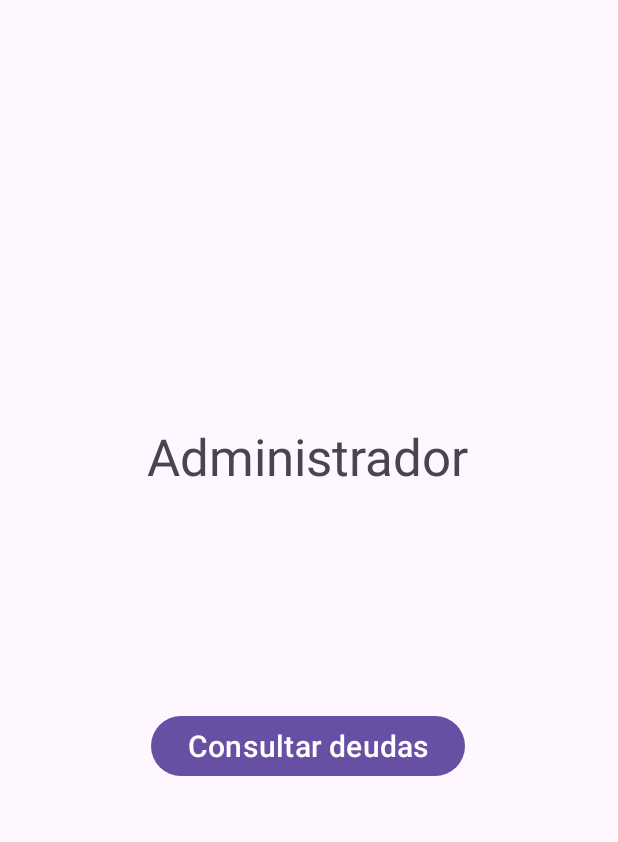
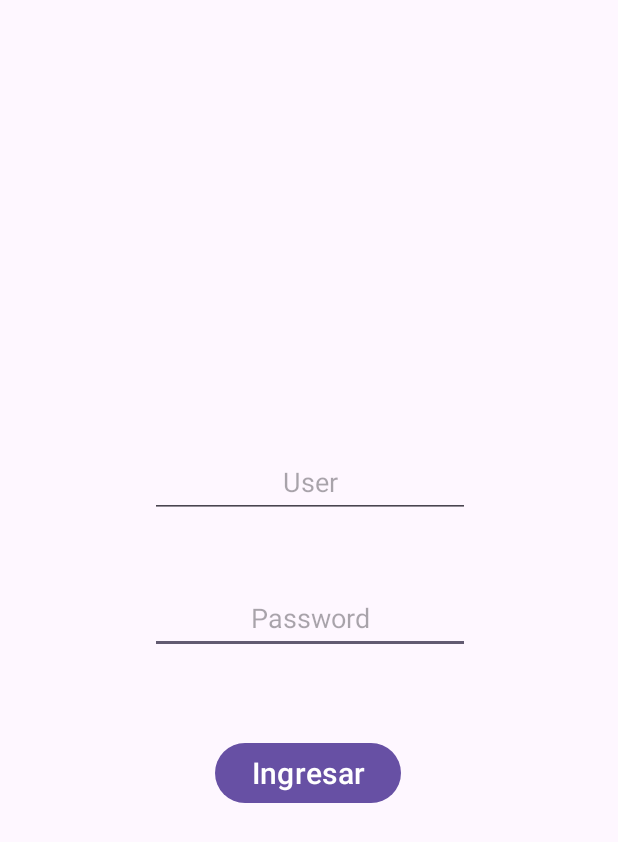
Before and after one commit to agustinkloberdanz/Consorcio, an Android app: the Administrador screen opened directly, with no data from a screen before it, on a phone screen of 412 x 824 dp. Shown: the top 842 px of the screen. Run offline under Robolectric (Android 15) with nearby library versions, the phone set to English and light mode, and no system bars.

Commit message:
Agrega funciones para validar los inputs y login para verificar identidad del administrador

```diff
--- a/app/src/main/java/com/example/sqliteconnection/Propietario.java
+++ b/app/src/main/java/com/example/sqliteconnection/Propietario.java
@@ -34,10 +34,11 @@ public class Propietario extends AppCompatActivity {
     }
 
     public void listarDeudas(View view) {
-        if(dniET.getText().toString() != null) {
+        if(!dniET.getText().toString().isEmpty()) {
             AdminSQLiteOpenHelper admin = new AdminSQLiteOpenHelper(this, "consorcio", null, 1);
             List<Deuda> list = admin.listarDeudasPorDni(Integer.parseInt(dniET.getText().toString()));
 
+            if(list != null) {
                 tabla.removeAllViews();
 
                 TextView th0 = new TextView(this);
@@ -117,6 +118,9 @@ public class Propietario extends AppCompatActivity {
                     tabla.addView(trTab);
                 }
             } else {
+                Toast.makeText(this, "El DNI ingresado no esta asociado a ningun usuario", Toast.LENGTH_SHORT).show();
+            }
+        } else {
             Toast.makeText(this, "Ingrese su DNI si quiere consultar sus deudas", Toast.LENGTH_SHORT).show();
         }
         dniET.setText("");
--- a/app/src/main/res/layout/activity_administrador.xml
+++ b/app/src/main/res/layout/activity_administrador.xml
@@ -10,26 +10,45 @@
         android:id="@+id/consultarDeudasButton"
         android:layout_width="wrap_content"
         android:layout_height="wrap_content"
-        android:onClick="goToConsultarDeudas"
-        android:text="Consultar deudas"
+        android:onClick="validarLogin"
+        android:text="Ingresar"
         android:textSize="20sp"
         app:layout_constraintBottom_toBottomOf="parent"
         app:layout_constraintEnd_toEndOf="parent"
         app:layout_constraintHorizontal_bias="0.497"
         app:layout_constraintStart_toStartOf="parent"
         app:layout_constraintTop_toTopOf="parent"
-        app:layout_constraintVertical_bias="0.61" />
+        app:layout_constraintVertical_bias="0.633" />
 
-    <TextView
-        android:id="@+id/administradorTextView"
+    <EditText
+        android:id="@+id/passwordTextText"
         android:layout_width="wrap_content"
         android:layout_height="wrap_content"
-        android:text="Administrador"
-        android:textSize="34sp"
+        android:ems="10"
+        android:hint="Password"
+        android:inputType="text|textPassword"
+        android:minHeight="48dp"
+        android:textAlignment="center"
         app:layout_constraintBottom_toBottomOf="parent"
         app:layout_constraintEnd_toEndOf="parent"
-        app:layout_constraintHorizontal_bias="0.497"
+        app:layout_constraintHorizontal_bias="0.502"
+        app:layout_constraintStart_toStartOf="parent"
+        app:layout_constraintTop_toTopOf="parent" />
+
+    <EditText
+        android:id="@+id/userEditText"
+        android:layout_width="wrap_content"
+        android:layout_height="wrap_content"
+        android:ems="10"
+        android:hint="User"
+        android:inputType="number"
+        android:minHeight="48dp"
+        android:textAlignment="center"
+        app:layout_constraintBottom_toBottomOf="parent"
+        app:layout_constraintEnd_toEndOf="parent"
+        app:layout_constraintHorizontal_bias="0.502"
         app:layout_constraintStart_toStartOf="parent"
         app:layout_constraintTop_toTopOf="parent"
-        app:layout_constraintVertical_bias="0.361" />
+        app:layout_constraintVertical_bias="0.383" />
+
 </androidx.constraintlayout.widget.ConstraintLayout>
```
Also changed, not shown: app/src/main/java/com/example/sqliteconnection/AdminSQLiteOpenHelper.java (+34 -5 lines), app/src/main/java/com/example/sqliteconnection/Administrador.java (+35 -1 lines), app/src/main/java/com/example/sqliteconnection/User.java (added, +65 -0 lines), app/src/main/res/layout/activity_propietario.xml (+5 -5 lines). Lines whose indentation alone changed are shown as unchanged.
